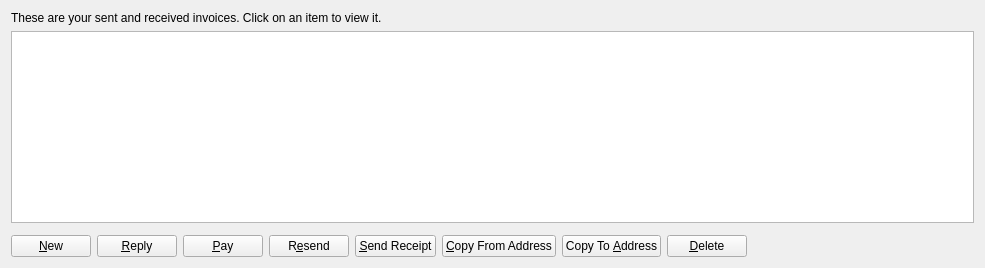
thelonecrouton/bitcredit, file src/qt/forms/invoicepage.ui: the form before one commit.
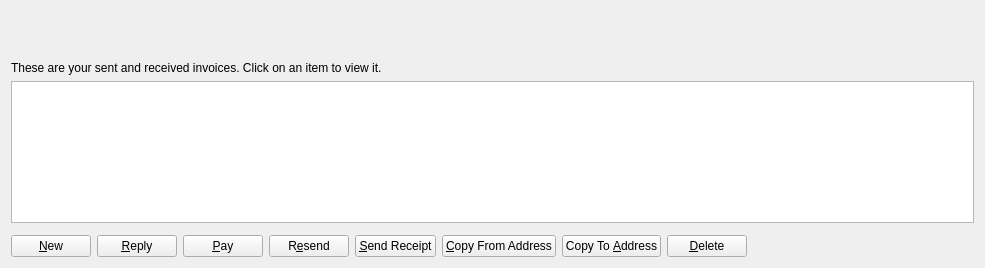
The form after the commit. Icons and pictures are not drawn.

Diff of the .ui file:
```diff
--- a/src/qt/forms/invoicepage.ui
+++ b/src/qt/forms/invoicepage.ui
@@ -17,6 +17,26 @@
    <string notr="true"/>
   </property>
   <layout class="QVBoxLayout" name="verticalLayout">
+   <item>
+    <widget class="QFrame" name="verticalFrame">
+     <property name="minimumSize">
+      <size>
+       <width>800</width>
+       <height>44</height>
+      </size>
+     </property>
+     <property name="maximumSize">
+      <size>
+       <width>800</width>
+       <height>44</height>
+      </size>
+     </property>
+     <property name="styleSheet">
+      <string notr="true">background:transparent;sss</string>
+     </property>
+     <layout class="QVBoxLayout" name="verticalLayout_9"/>
+    </widget>
+   </item>
    <item>
     <widget class="QLabel" name="labelExplanation">
      <property name="text">
```
